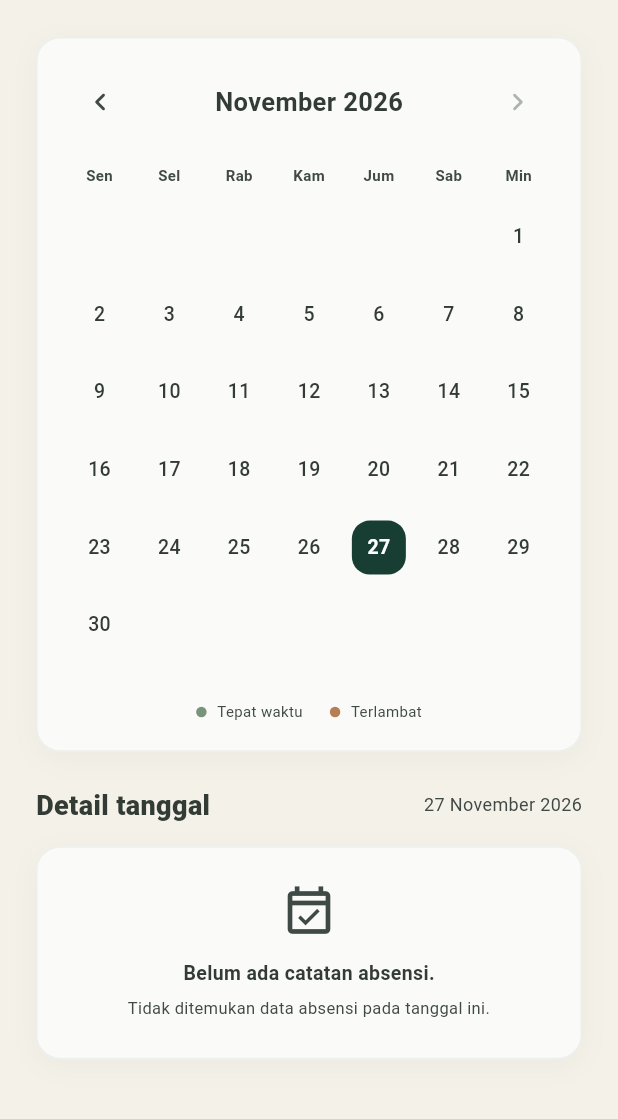
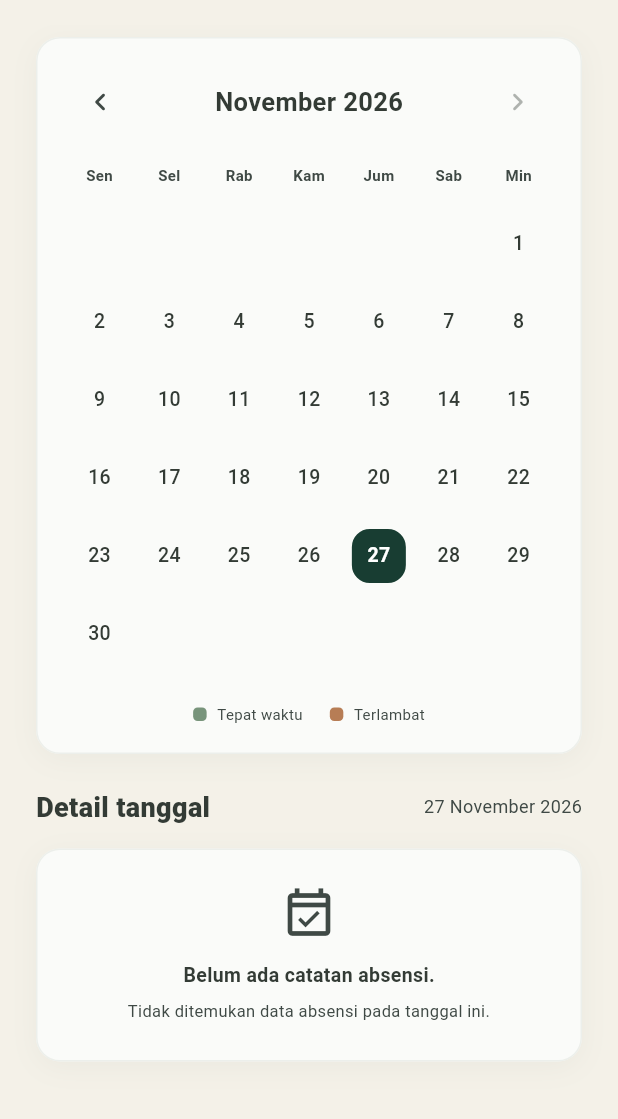
Before and after one commit to fauza-alifa/hadeer-app, a Flutter app: the CalendarPage screen opened directly, on a phone screen of 412 x 824 dp, the part 59-1178 px from its top. Run offline on Flutter 3.47's test engine with Material 3 defaults, Android fonts, the phone set to English and light mode, and no system bars; our stand-ins replace camera, cloud_firestore, firebase_auth, firebase_core, flutter_riverpod, shared_preferences; accounts and stored records are empty.

Commit message:
fixing calendar UI

```diff
--- a/lib/features/attendance/presentation/calendar_page.dart
+++ b/lib/features/attendance/presentation/calendar_page.dart
@@ -37,7 +37,6 @@ class _CalendarPageState extends ConsumerState<CalendarPage> {
     final today = AttendancePolicy.wib(DateTime.now());
     final currentMonth = DateTime(today.year, today.month);
 
-    // Tidak mengizinkan navigasi ke bulan yang akan datang.
     if (newMonth.isAfter(currentMonth)) return;
 
     setState(() {
@@ -63,8 +62,8 @@ class _CalendarPageState extends ConsumerState<CalendarPage> {
 
     final forest = dark ? const Color(0xFFA8C5A9) : const Color(0xFF183D32);
 
-    final onTimeColor = const Color(0xFF78947B);
-    final lateColor = const Color(0xFFB77D55);
+    const onTimeColor = Color(0xFF78947B);
+    const lateColor = Color(0xFFB77D55);
 
     return Scaffold(
       backgroundColor: Theme.of(context).scaffoldBackgroundColor,
@@ -78,13 +77,13 @@ class _CalendarPageState extends ConsumerState<CalendarPage> {
         ),
       ),
       body: ListView(
-        padding: const EdgeInsets.fromLTRB(24, 8, 24, 28),
+        padding: const EdgeInsets.fromLTRB(24, 8, 24, 56),
         children: [
-          // Month navigation
           SurfaceCard(
             padding: 18,
             child: Column(
               children: [
+                // Month navigation
                 Row(
                   children: [
                     IconButton(
@@ -92,7 +91,6 @@ class _CalendarPageState extends ConsumerState<CalendarPage> {
                       tooltip: 'Bulan sebelumnya',
                       icon: const Icon(Icons.chevron_left_rounded),
                     ),
-
                     Expanded(
                       child: Center(
                         child: Text(
@@ -105,7 +103,6 @@ class _CalendarPageState extends ConsumerState<CalendarPage> {
                         ),
                       ),
                     ),
-
                     IconButton(
                       onPressed:
                           DateTime(
@@ -186,7 +183,7 @@ class _CalendarPageState extends ConsumerState<CalendarPage> {
                   alignment: WrapAlignment.center,
                   spacing: 18,
                   runSpacing: 10,
-                  children: [
+                  children: const [
                     _LegendItem(color: onTimeColor, label: 'Tepat waktu'),
                     _LegendItem(color: lateColor, label: 'Terlambat'),
                   ],
@@ -303,7 +300,7 @@ class _CalendarPageState extends ConsumerState<CalendarPage> {
       itemCount: totalCells,
       gridDelegate: const SliverGridDelegateWithFixedCrossAxisCount(
         crossAxisCount: 7,
-        childAspectRatio: 0.9,
+        mainAxisExtent: 52,
       ),
       itemBuilder: (context, index) {
         if (index < firstDayOffset) {
@@ -320,19 +317,12 @@ class _CalendarPageState extends ConsumerState<CalendarPage> {
         );
 
         final hasAttendance = dayRecords.isNotEmpty;
-
         final record = hasAttendance ? dayRecords.first : null;
 
         final isLate =
             record?.createdAt != null &&
             AttendancePolicy.status(record!.createdAt!) ==
                 AttendanceStatus.late;
-
-        final markerColor = !hasAttendance
-            ? Colors.transparent
-            : isLate
-            ? lateColor
-            : onTimeColor;
 
         final isSelected =
             selectedDate.year == date.year &&
@@ -344,50 +334,46 @@ class _CalendarPageState extends ConsumerState<CalendarPage> {
             today.month == date.month &&
             today.day == date.day;
 
+        final Color backgroundColor;
+
+        if (isSelected) {
+          backgroundColor = forest;
+        } else if (hasAttendance) {
+          backgroundColor = isLate ? lateColor : onTimeColor;
+        } else {
+          backgroundColor = Colors.transparent;
+        }
+
+        final textColor = isSelected || hasAttendance
+            ? Colors.white
+            : Theme.of(context).colorScheme.onSurface;
+
         return InkWell(
           borderRadius: BorderRadius.circular(12),
           onTap: () => _selectDate(date),
-          child: Column(
-            mainAxisAlignment: MainAxisAlignment.center,
-            children: [
-              AnimatedContainer(
-                duration: const Duration(milliseconds: 160),
+          child: Center(
+            child: AnimatedContainer(
+              duration: const Duration(milliseconds: 180),
               width: 36,
               height: 36,
               decoration: BoxDecoration(
-                  color: isSelected ? forest : Colors.transparent,
+                color: backgroundColor,
                 borderRadius: BorderRadius.circular(12),
-                  border: isToday && !isSelected
-                      ? Border.all(color: forest, width: 1.3)
-                      : null,
+
+                border: isToday ? Border.all(color: forest, width: 2) : null,
               ),
               alignment: Alignment.center,
               child: Text(
                 '$day',
                 style: TextStyle(
                   fontSize: 13,
-                    fontWeight: isSelected || isToday
+                  fontWeight: isSelected || isToday || hasAttendance
                       ? FontWeight.w700
                       : FontWeight.w500,
-                    color: isSelected
-                        ? Colors.white
-                        : Theme.of(context).colorScheme.onSurface,
+                  color: textColor,
                 ),
               ),
             ),
-
-              const SizedBox(height: 4),
-
-              // Attendance marker
-              Container(
-                width: 5,
-                height: 5,
-                decoration: BoxDecoration(
-                  color: markerColor,
-                  shape: BoxShape.circle,
-                ),
-              ),
-            ],
           ),
         );
       },
@@ -429,9 +415,12 @@ class _LegendItem extends StatelessWidget {
       mainAxisSize: MainAxisSize.min,
       children: [
         Container(
-          width: 7,
-          height: 7,
-          decoration: BoxDecoration(color: color, shape: BoxShape.circle),
+          width: 9,
+          height: 9,
+          decoration: BoxDecoration(
+            color: color,
+            borderRadius: BorderRadius.circular(3),
+          ),
         ),
         const SizedBox(width: 7),
         Text(
```
Lines whose indentation alone changed are shown as unchanged.
